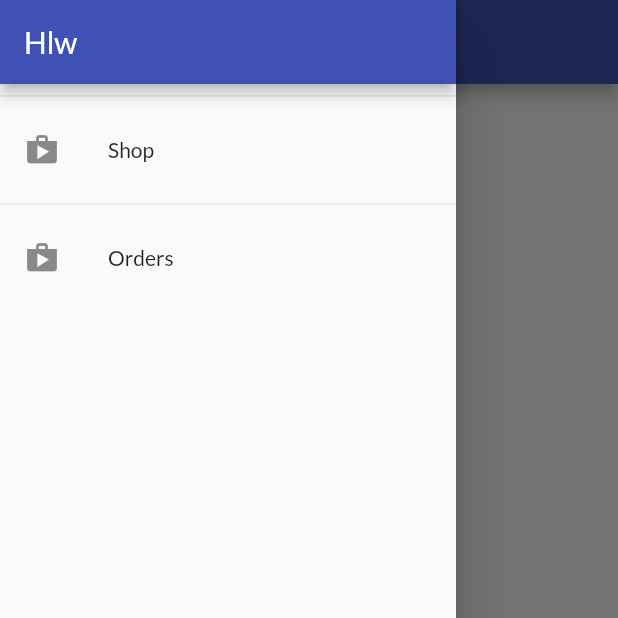
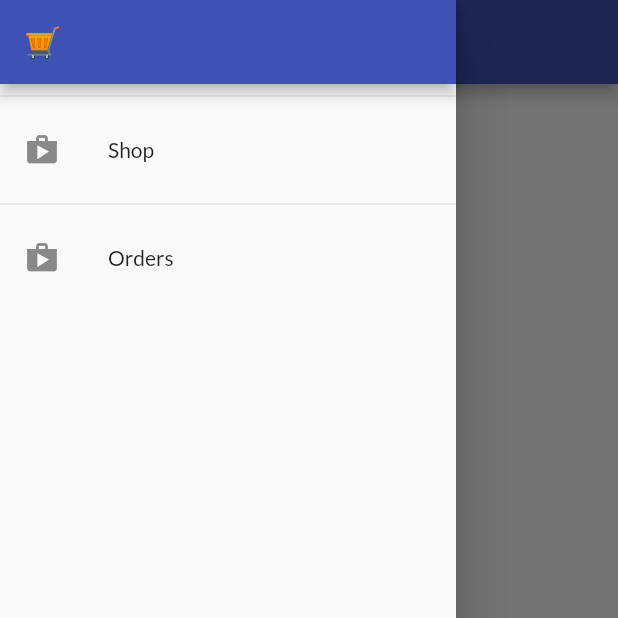
Before and after one commit to Raj-Mandloii/Shop-App-Flutter, a Flutter app: the OrdersScreen screen opened by its route, with the side drawer open, on a phone screen of 412 x 824 dp, the top half of it. Run offline on Flutter 3.47's test engine with Material 2 defaults, Android fonts, the phone set to English and light mode, and no system bars; network calls fail.

```diff
--- a/lib/widgets/app_drawer.dart
+++ b/lib/widgets/app_drawer.dart
@@ -10,21 +10,21 @@ class AppDrawer extends StatelessWidget {
       child: Column(
         children: [
           AppBar(
-            title: Text("Hlw"),
+            title: const Text("🛒"),
             automaticallyImplyLeading: false,
           ),
-          Divider(),
+          const Divider(),
           ListTile(
-            leading: Icon(Icons.shop),
-            title: Text('Shop'),
+            leading: const Icon(Icons.shop),
+            title: const Text('Shop'),
             onTap: () {
               Navigator.of(context).pushReplacementNamed('/');
             },
           ),
-          Divider(),
+          const Divider(),
           ListTile(
             leading: Icon(Icons.shop),
-            title: Text('Orders'),
+            title: const Text('Orders'),
             onTap: () {
               Navigator.of(context)
                   .pushReplacementNamed(OrdersScreen.routeName);
```
Also changed, not shown: lib/providers/cart.dart (+24 -7 lines), lib/widgets/product_item.dart (+14 -1 lines).
